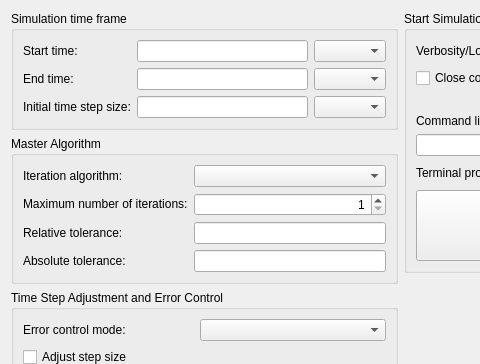
Above: MasterSimulatorUI/src/MSIMViewSimulation.ui from ghorwin/MasterSim before the change; both pictures show x 0 to 480 and y 0 to 364 of the 1021 by 632 pixel window. Below: the same form after it.
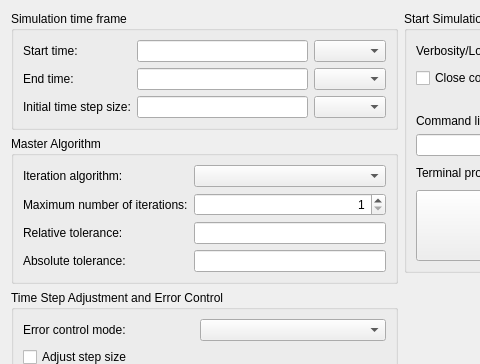
That is the form after the change. Icons and pictures are not drawn.

Diff of the .ui file:
```diff
--- a/MasterSimulatorUI/src/MSIMViewSimulation.ui
+++ b/MasterSimulatorUI/src/MSIMViewSimulation.ui
@@ -86,7 +86,7 @@
            <string>A value of 1 disables iteration</string>
           </property>
           <property name="text">
-           <string>&lt;html&gt;&lt;head/&gt;&lt;body&gt;&lt;p&gt;Maximum number of iterations:&lt;/p&gt;&lt;/body&gt;&lt;/html&gt;</string>
+           <string>Maximum number of iterations:</string>
           </property>
          </widget>
         </item>
```
